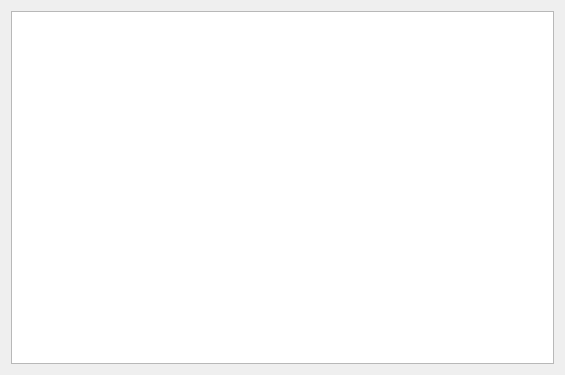
Old version of the form Qt/Lab_1/wiewjournaluser.ui in the repository avasyutkin/term_2.
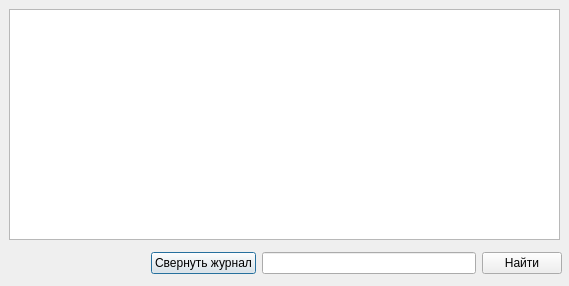
New version of the form.

```diff
--- a/Qt/Lab_1/wiewjournaluser.ui
+++ b/Qt/Lab_1/wiewjournaluser.ui
@@ -6,18 +6,56 @@
    <rect>
     <x>0</x>
     <y>0</y>
-    <width>565</width>
-    <height>375</height>
+    <width>569</width>
+    <height>286</height>
    </rect>
   </property>
   <property name="windowTitle">
    <string>Dialog</string>
   </property>
-  <layout class="QGridLayout" name="gridLayout">
-   <item row="0" column="0">
-    <widget class="QTableWidget" name="tableWidget"/>
-   </item>
-  </layout>
+  <widget class="QTableWidget" name="tableWidget">
+   <property name="geometry">
+    <rect>
+     <x>9</x>
+     <y>9</y>
+     <width>551</width>
+     <height>231</height>
+    </rect>
+   </property>
+  </widget>
+  <widget class="QWidget" name="">
+   <property name="geometry">
+    <rect>
+     <x>151</x>
+     <y>250</y>
+     <width>411</width>
+     <height>26</height>
+    </rect>
+   </property>
+   <layout class="QHBoxLayout" name="horizontalLayout_2">
+    <item>
+     <widget class="QPushButton" name="pushButton_2">
+      <property name="text">
+       <string>Свернуть журнал</string>
+      </property>
+     </widget>
+    </item>
+    <item>
+     <layout class="QHBoxLayout" name="horizontalLayout">
+      <item>
+       <widget class="QLineEdit" name="lineEdit"/>
+      </item>
+      <item>
+       <widget class="QPushButton" name="pushButton">
+        <property name="text">
+         <string>Найти</string>
+        </property>
+       </widget>
+      </item>
+     </layout>
+    </item>
+   </layout>
+  </widget>
  </widget>
  <resources/>
  <connections/>
```
